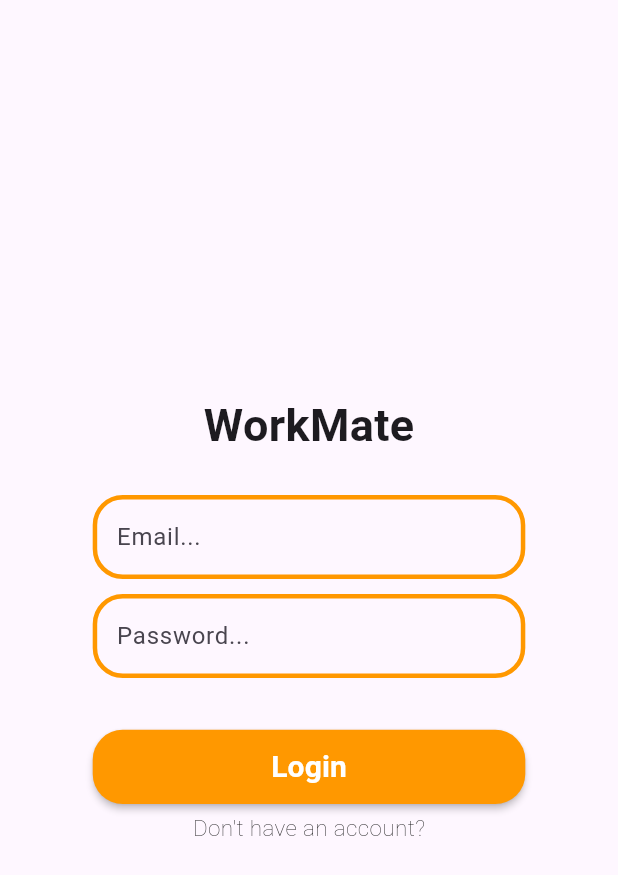
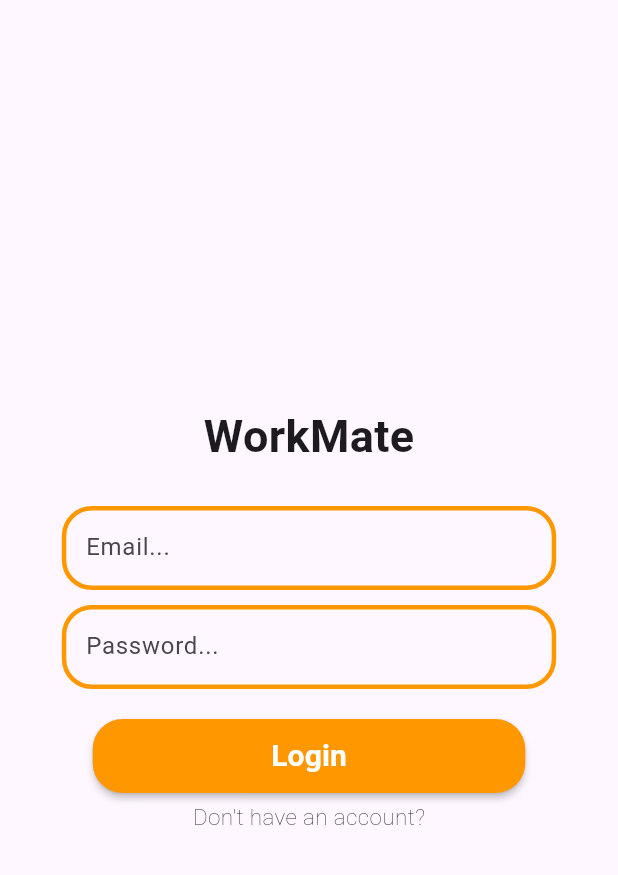
Before and after one commit to Klimek777/workmateapp, a Flutter app: the screen it shows after launch, on a phone screen of 412 x 824 dp. Shown: the top 875 px of the screen. Run offline on Flutter 3.47's test engine with Material 3 defaults, Android fonts, the light colour scheme and no system bars; our stand-ins replace cloud_firestore, firebase_auth, firebase_core, firebase_storage, fl_chart, flutter_slidable and 5 more; accounts and stored records are empty.

Commit message:
updates and overflow fixes

```diff
--- a/lib/pages/login_page.dart
+++ b/lib/pages/login_page.dart
@@ -64,8 +64,7 @@ class _LoginPageState extends State<LoginPage> {
 
   Widget _loginForm() {
     return SizedBox(
-      height: _deviceHeight! * 0.25,
-      width: _deviceWidth! * 0.7,
+      width: _deviceWidth! * 0.8,
       child: Form(
         key: _loginFormKey,
         child: Column(
@@ -77,7 +76,10 @@ class _LoginPageState extends State<LoginPage> {
             SizedBox(
               height: 10,
             ),
-            Expanded(child: _passwordTextField()),
+            _passwordTextField(),
+            SizedBox(
+              height: 20,
+            ),
             _loginButton(),
           ],
         ),
--- a/lib/pages/main_page.dart
+++ b/lib/pages/main_page.dart
@@ -37,6 +37,7 @@ class _MainPageState extends State<MainPage> {
 
     return Scaffold(
       floatingActionButton: FloatingActionButton(
+        backgroundColor: Colors.orange,
         child: Icon(
           Icons.add,
           color: Colors.white,
@@ -189,7 +190,6 @@ class _MainPageState extends State<MainPage> {
         endActionPane: ActionPane(motion: ScrollMotion(), children: [
           SlidableAction(
             icon: Icons.delete,
-            label: 'delete',
             backgroundColor: Colors.black,
             borderRadius: BorderRadius.circular(30),
             onPressed: (context) async {
@@ -208,7 +208,6 @@ class _MainPageState extends State<MainPage> {
             icon: status == 'to do' ? Icons.done : Icons.close,
             backgroundColor: Colors.orange,
             borderRadius: BorderRadius.circular(30),
-            label: status == 'to do' ? 'done' : 'to do',
             onPressed: (context) async {
               String newStatus = status == 'to do' ? 'done' : 'to do';
               bool success =
@@ -226,7 +225,6 @@ class _MainPageState extends State<MainPage> {
           padding: const EdgeInsets.only(right: 8.0),
           child: Container(
             width: _deviceWidth! * 0.9,
-            height: _deviceHeight! * 0.11,
             decoration: BoxDecoration(
               color: Colors.grey[100],
               borderRadius: BorderRadius.circular(30),
--- a/lib/pages/workdetails_page.dart
+++ b/lib/pages/workdetails_page.dart
@@ -118,7 +118,6 @@ class _WorkDetailsPageState extends State<WorkDetailsPage> {
     }
     return Container(
       width: _deviceWidth! * 0.90,
-      height: _deviceHeight! * 0.40,
       decoration: BoxDecoration(
           color: Colors.orange, borderRadius: BorderRadius.circular(40)),
       child: Column(
--- a/pubspec.yaml
+++ b/pubspec.yaml
@@ -38,10 +38,12 @@ dependencies:
     sdk: flutter
   flutter_slidable: ^3.0.0
   geocoding: ^2.1.0
+  geolocator: ^9.0.2
   get_it: ^7.2.0
   google_maps_flutter: ^2.2.6
   intl: ^0.17.0
-  url_launcher: ^6.1.10
+  permission_handler: ^10.2.0
+  url_launcher: ^6.1.11
 
 dev_dependencies:
   flutter_lints: ^2.0.0
```
Also changed, not shown: lib/pages/maps_page.dart (+37 -7 lines), pubspec.lock, 10 other files.
